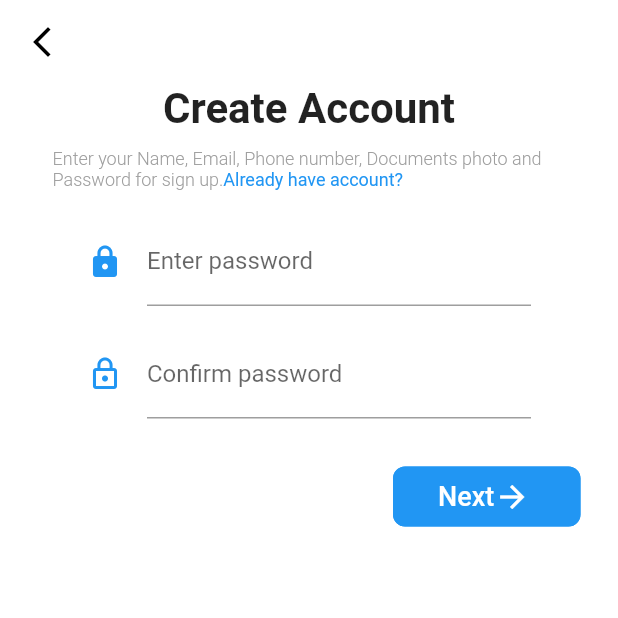
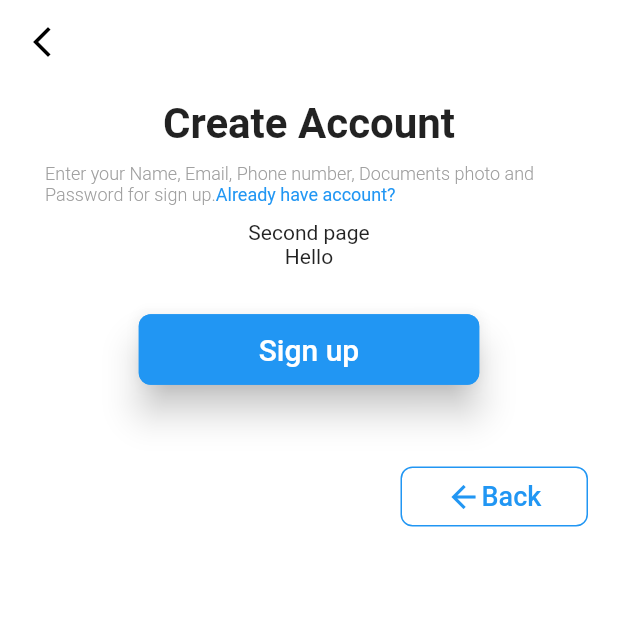
Before and after one commit to college-related/cabavenue_drive, a Flutter app: the SignupScreen screen opened directly with empty values, after a tap on "Next", on a phone screen of 412 x 824 dp, the top half of it. Run offline on Flutter 3.47's test engine with Material 2 defaults, Android fonts, the phone set to English and light mode, and no system bars; statements that could not run were skipped.

Commit message:
[WIP 1.1] : add signup page first screen

```diff
--- a/lib/pages/auth.dart
+++ b/lib/pages/auth.dart
@@ -1,16 +1,14 @@
-// ignore_for_file: unnecessary_const
-
 import 'package:flutter/gestures.dart';
 import 'package:flutter/material.dart';
 
-class AuthClass extends StatefulWidget {
-  const AuthClass({Key? key}) : super(key: key);
+class AuthPage extends StatefulWidget {
+  const AuthPage({Key? key}) : super(key: key);
 
   @override
-  State<AuthClass> createState() => _AuthClassState();
+  State<AuthPage> createState() => _AuthPageState();
 }
 
-class _AuthClassState extends State<AuthClass> {
+class _AuthPageState extends State<AuthPage> {
   bool isSignup = true;
   callback(){
     setState(() {
@@ -24,7 +22,7 @@ class _AuthClassState extends State<AuthClass> {
   }
 }
 
-// --------------------------Signup Page----------------------------
+// --------------------------------------------------------------- SIGNUP PAGE start --------------------------------------------------------
 class SignupScreen extends StatefulWidget {
   const SignupScreen( {Key? key, required this.callback}) : super(key: key);
   final Function callback;
@@ -51,9 +49,8 @@ class _SignupScreenState extends State<SignupScreen> {
       ),
       body: SingleChildScrollView(
         child: Container(
-          margin:const EdgeInsets.symmetric( horizontal: 25),
+          margin:const EdgeInsets.symmetric( horizontal: 20, vertical: 10),
           child: Column(
-            crossAxisAlignment: CrossAxisAlignment.center,
             children: [
               const Text('Create Account', style: TextStyle(fontSize: 28, fontWeight: FontWeight.w600),),
               Container(
@@ -83,7 +80,7 @@ class _SignupScreenState extends State<SignupScreen> {
                     child: OutlinedButton(
                       style: OutlinedButton.styleFrom(
                         primary: Colors.white,
-                        backgroundColor: Colors.blue,
+                        backgroundColor: Colors.white,
                         shape:const RoundedRectangleBorder(borderRadius: BorderRadius.all(Radius.circular(8))),
                         side: const BorderSide(color: Colors.blue),
                         padding: const EdgeInsets.symmetric(vertical: 8,horizontal: 30),
@@ -94,9 +91,18 @@ class _SignupScreenState extends State<SignupScreen> {
                         });
                       },
                       child: Row(
-                        children:const [
-                          Text('Next',style: TextStyle(fontSize: 18),),
-                          Icon(Icons.arrow_forward, color: Colors.white,),
+                        children: [
+                          isFirstScreen? Row(
+                            children: const [
+                              Text('Next',style: TextStyle(fontSize: 18,color: Colors.blue),),
+                              Icon(Icons.arrow_forward, color: Colors.blue,),
+                            ],
+                          ) : Row(
+                            children: const [
+                              Icon(Icons.arrow_back, color: Colors.blue,),
+                              Text('Back',style: TextStyle(fontSize: 18,color: Colors.blue),),
+                            ],
+                          )
                         ],
                       ),
                     ),
@@ -110,7 +116,9 @@ class _SignupScreenState extends State<SignupScreen> {
     );
   }
 }
+// ---------------------------------------------------------- SIGNUP PAGE end ----------------------------------------------------------------
 
+// --------------------------------------------------- SIGNUP PAGE-> first screen start-------------------------------------------------------
 class FirstPage extends StatefulWidget {
   const FirstPage({
     Key? key,
@@ -175,11 +183,33 @@ class _FirstPageState extends State<FirstPage> {
             ),
           ),
         ),
+        Padding(
+          padding: const EdgeInsets.all(8.0),
+          child: TextFormField(
+            decoration: const InputDecoration(
+              border: UnderlineInputBorder(),
+              icon: Icon(Icons.lock_rounded, color: Colors.blue,),
+              labelText: 'Enter password',
+            ),
+          ),
+        ),
+        Padding(
+          padding: const EdgeInsets.all(8.0),
+          child: TextFormField(
+            decoration: const InputDecoration(
+              border: UnderlineInputBorder(),
+              icon: Icon(Icons.lock_outline, color: Colors.blue,),
+              labelText: 'Confirm password',
+            ),
+          ),
+        ),
       ],
     );
   }
 }
+// -------------------------------------------------------- SIGNUP PAGE-> first screen end---------------------------------------------------
 
+// ------------------------------------------------------- SIGNUP PAGE-> second screen start--------------------------------------------------
 class SecondScreen extends StatelessWidget {
   const SecondScreen({Key? key}) : super(key: key);
 
@@ -194,27 +224,25 @@ class SecondScreen extends StatelessWidget {
 
             Column(
               children: [
-                Padding(
-                  padding: const EdgeInsets.all(8.0),
-                  child: TextFormField(
-                    decoration: const InputDecoration(
-                      border: UnderlineInputBorder(),
-                      icon: Icon(Icons.lock_rounded, color: Colors.blue,),
-                      labelText: 'Enter password',
-                    ),
+                const Text('Second page'),
+                const Text('Hello'),
+                Container(
+                margin:const EdgeInsets.symmetric(vertical: 30),
+                child: OutlinedButton(
+                  style: OutlinedButton.styleFrom(
+                    primary: Colors.white,
+                    backgroundColor: Colors.blue,
+                    shape:const RoundedRectangleBorder(borderRadius: BorderRadius.all(Radius.circular(8))),
+                    side: const BorderSide(color: Colors.blue),
+                    padding: const EdgeInsets.symmetric(vertical: 12, horizontal: 80),
+                    elevation: 10,
                   ),
+                  onPressed: (){
+                    Navigator.of(context).pushNamed('/auth');
+                  },
+                  child: const Text('Sign up',style: TextStyle(fontSize: 20),),
                 ),
-                Padding(
-                  padding: const EdgeInsets.all(8.0),
-                  child: TextFormField(
-                    decoration: const InputDecoration(
-                      border: UnderlineInputBorder(),
-                      icon: Icon(Icons.lock_outline, color: Colors.blue,),
-                      labelText: 'Confirm password',
-                    ),
-                  ),
-                ),
-
+              ),
               ],
             )
           ],
@@ -222,7 +250,9 @@ class SecondScreen extends StatelessWidget {
       );
   }
 }
+// --------------------------------------------------------- SIGNUP PAGE-> Second screen end--------------------------------------------------
 
+// -------------------------------------------------------------- LOGIN PAGE end -------------------------------------------------------------
 class LoginScreen extends StatefulWidget {
   const LoginScreen({Key? key,required this.callback}) : super(key: key);
   final Function callback;
@@ -230,7 +260,6 @@ class LoginScreen extends StatefulWidget {
   @override
   State<LoginScreen> createState() => _LoginScreenState();
 }
-
 class _LoginScreenState extends State<LoginScreen> {
   @override
   Widget build(BuildContext context) {
@@ -322,3 +351,4 @@ class _LoginScreenState extends State<LoginScreen> {
     );
   }
 }
+// ------------------------------------------------------------- LOGIN PAGE end --------------------------------------------------------------
```
